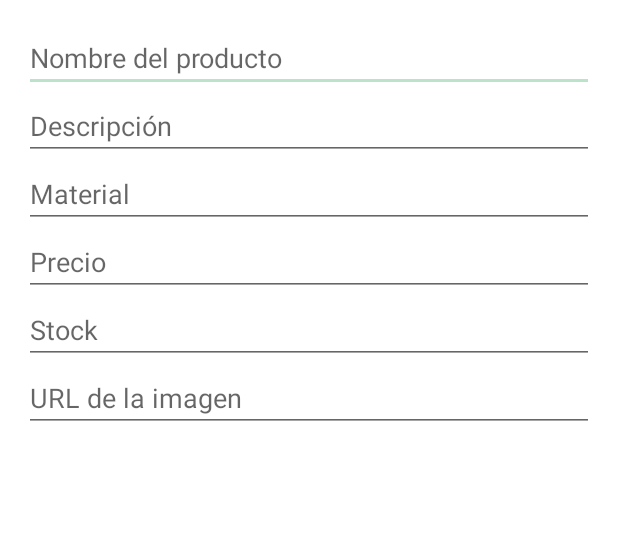
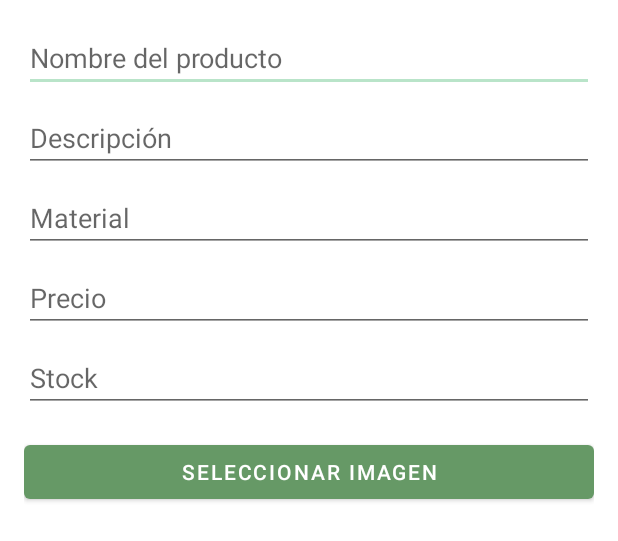
Before and after one commit to inspedralbes/transversal-tr1-2024-2025-android-dam_24_25_tr1g7_android, an Android app built with Jetpack Compose: the layout dialog_add_product.xml on its own in the app's theme, with its tools: preview values and no code run, on a phone screen of 412 x 824 dp. Shown: the top 541 px of the screen. Run offline under Robolectric (Android 15) with nearby library versions, the phone set to English and light mode, and no system bars.

Commit message:
Fotos en Android

```diff
--- a/app/src/main/java/com/example/loginapp/RetrofitClient.kt
+++ b/app/src/main/java/com/example/loginapp/RetrofitClient.kt
@@ -20,9 +20,9 @@ object RetrofitClient {
 
     private val client = OkHttpClient.Builder()
         .addInterceptor(loggingInterceptor)
-        .connectTimeout(15, TimeUnit.SECONDS)
-        .readTimeout(15, TimeUnit.SECONDS)
-        .writeTimeout(15, TimeUnit.SECONDS)
+        .connectTimeout(60, TimeUnit.SECONDS)
+        .readTimeout(60, TimeUnit.SECONDS)
+        .writeTimeout(60, TimeUnit.SECONDS)
         .build()
 
     val instance: ApiService by lazy {
--- a/app/src/main/res/layout/dialog_add_product.xml
+++ b/app/src/main/res/layout/dialog_add_product.xml
@@ -1,5 +1,9 @@
 <?xml version="1.0" encoding="utf-8"?>
-<LinearLayout xmlns:android="http://schemas.android.com/apk/res/android"
+<ScrollView xmlns:android="http://schemas.android.com/apk/res/android"
+    android:layout_width="match_parent"
+    android:layout_height="match_parent">
+
+    <LinearLayout
         android:layout_width="match_parent"
         android:layout_height="wrap_content"
         android:orientation="vertical"
@@ -10,41 +14,56 @@
             android:layout_width="match_parent"
             android:layout_height="wrap_content"
             android:hint="Nombre del producto"
-        android:inputType="text" />
+            android:inputType="text"
+            android:layout_marginBottom="8dp"/>
 
         <EditText
             android:id="@+id/productDescriptionEditText"
             android:layout_width="match_parent"
             android:layout_height="wrap_content"
             android:hint="Descripción"
-        android:inputType="textMultiLine" />
+            android:inputType="textMultiLine"
+            android:layout_marginBottom="8dp"/>
 
         <EditText
             android:id="@+id/productMaterialEditText"
             android:layout_width="match_parent"
             android:layout_height="wrap_content"
             android:hint="Material"
-        android:inputType="text" />
+            android:inputType="text"
+            android:layout_marginBottom="8dp"/>
 
         <EditText
             android:id="@+id/productPriceEditText"
             android:layout_width="match_parent"
             android:layout_height="wrap_content"
             android:hint="Precio"
-        android:inputType="numberDecimal" />
+            android:inputType="numberDecimal"
+            android:layout_marginBottom="8dp"/>
 
         <EditText
             android:id="@+id/productStockEditText"
             android:layout_width="match_parent"
             android:layout_height="wrap_content"
             android:hint="Stock"
-        android:inputType="number" />
+            android:inputType="number"
+            android:layout_marginBottom="16dp"/>
 
-    <EditText
-        android:id="@+id/productImageUrlEditText"
+        <Button
+            android:id="@+id/buttonSelectImage"
             android:layout_width="match_parent"
             android:layout_height="wrap_content"
-        android:hint="URL de la imagen"
-        android:inputType="textUri" />
+            android:text="Seleccionar imagen"
+            android:layout_marginBottom="16dp"/>
+
+        <ImageView
+            android:id="@+id/imagePreview"
+            android:layout_width="200dp"
+            android:layout_height="200dp"
+            android:layout_gravity="center_horizontal"
+            android:visibility="gone"
+            android:contentDescription="Vista previa de la imagen"
+            android:layout_marginBottom="16dp"/>
 
     </LinearLayout>
+</ScrollView>
```
Also changed, not shown: app/src/main/java/com/example/loginapp/MisProductosActivity.kt (+68 -19 lines), app/src/main/res/layout/dialog_edit_product.xml (+28 -10 lines). Lines whose indentation alone changed are shown as unchanged.
